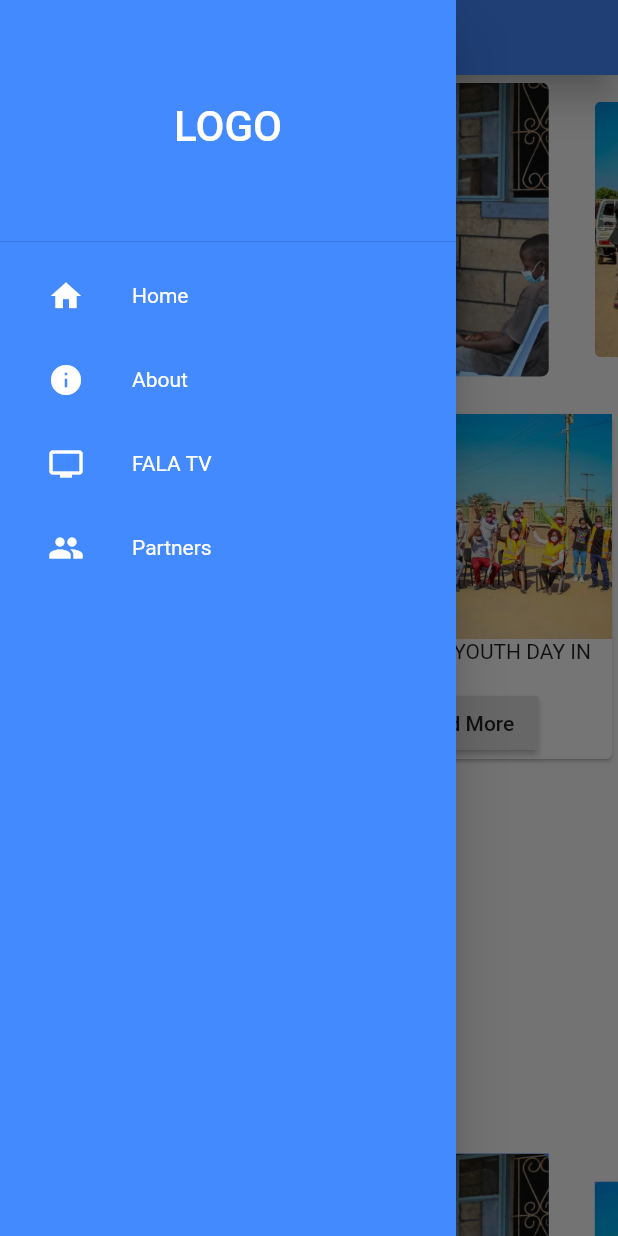
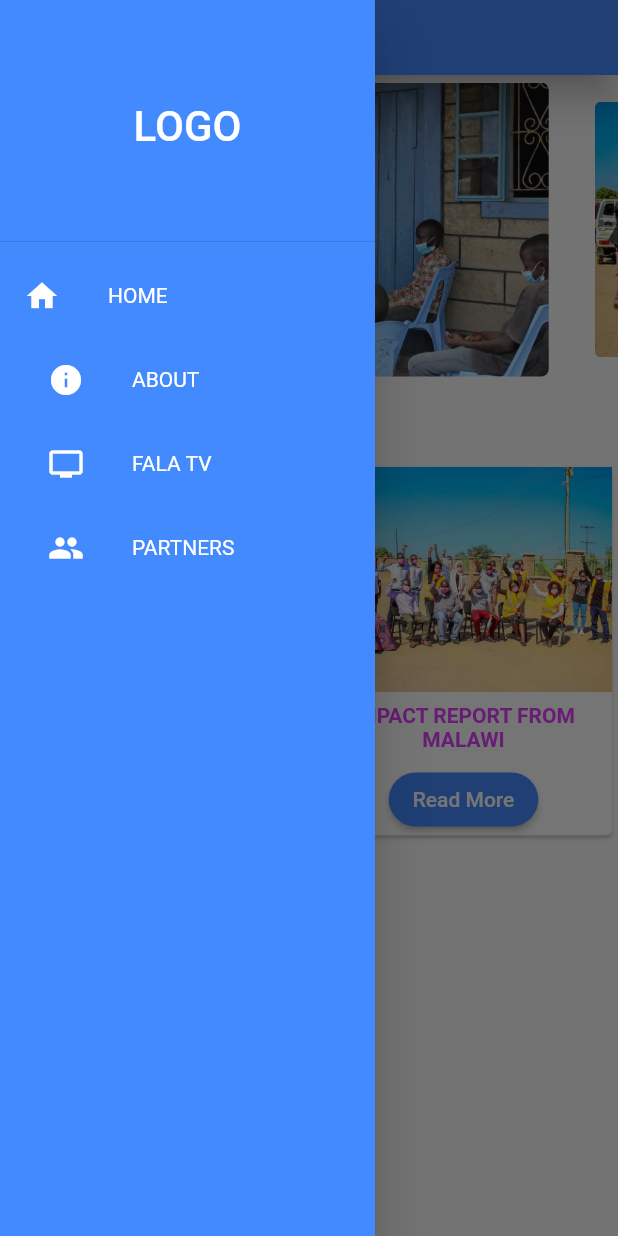
Before and after one commit to Sir-Deon/falf, a Flutter app: the screen it shows after launch, with the side drawer open, on a phone screen of 412 x 824 dp. Run offline on Flutter 3.47's test engine with Material 2 defaults, Android fonts, the phone set to English and light mode, and no system bars; drawn by our look-alikes of carousel_slider.

Commit message:
Update home page

```diff
--- a/lib/screens/customSidebar.dart
+++ b/lib/screens/customSidebar.dart
@@ -46,7 +46,7 @@ class CustomSidebar extends StatelessWidget {
         explicitChildNodes: true,
         label: label,
         child: ConstrainedBox(
-            constraints: const BoxConstraints.expand(width: 304.0),
+            constraints: const BoxConstraints.expand(width: 250.0),
             child: Material(
               color: Colors.blueAccent,
 
@@ -69,16 +69,22 @@ class CustomSidebar extends StatelessWidget {
                       ),
                     ),
                   ),
-                  FlatButton(
-                    onPressed: (){
-                      Navigator.push(context, MaterialPageRoute(builder:
-                      (context) => HomePage()));
+                  ListTile(
 
+                    leading: Icon(
+                      Icons.home,
+                      color: Colors.white,
+                    ),
+                    title: Text(
+                      "HOME",
+                      style: TextStyle(
+                          color: Colors.white, fontSize: 14.0, fontWeight: FontWeight.w400),
+                    ),
+                    onTap: () {
+                      Navigator.of(context).pop();
+                      if(this.currentPage == "HOME") return;
+                      Navigator.of(context).push(MaterialPageRoute(builder: (context) => HomePage()));
                     },
-                    child: sideNavList(
-                      icon: Icons.home,
-                      title: 'Home',
-                    ),
                   ),
                   FlatButton(
                     onPressed: (){
@@ -88,7 +94,7 @@ class CustomSidebar extends StatelessWidget {
                     },
                     child: sideNavList(
                         icon: Icons.info,
-                        title: 'About'
+                        title: 'ABOUT'
                         ,),
                   ),
                   FlatButton(
@@ -107,7 +113,7 @@ class CustomSidebar extends StatelessWidget {
                     },
                     child: sideNavList(
                         icon: Icons.people,
-                        title: 'Partners'),
+                        title: 'PARTNERS'),
                   ),
 
                 ],
--- a/lib/screens/homepage.dart
+++ b/lib/screens/homepage.dart
@@ -10,6 +10,12 @@ final List<String> imgList = [
   'images/nigeria.jpeg',
 ];
 
+final List<String> years = [
+  '2019',
+  '2018',
+  '2017'
+];
+
 class HomePage extends StatefulWidget {
   @override
   _HomePageState createState() => _HomePageState();
@@ -17,26 +23,23 @@ class HomePage extends StatefulWidget {
 
 class _HomePageState extends State<HomePage> {
   GlobalKey<ScaffoldState> _scaffoldKey = new GlobalKey<ScaffoldState>();
-  int _currentIndex=0;
+  int _currentIndex = 0;
   final CarouselController _controller = CarouselController();
-
-
-
 
   @override
   void initState() {
     super.initState();
   }
 
-
   @override
   Widget build(BuildContext context) {
     return Scaffold(
         key: _scaffoldKey,
-      appBar: CustomAppBar(scaffoldKey: _scaffoldKey,),
-      drawer: CustomSidebar(),
-      body: ListView(
-    children: <Widget>[
+        appBar: CustomAppBar(
+          scaffoldKey: _scaffoldKey,
+        ),
+        drawer: CustomSidebar(currentPage: 'HOME',),
+        body: ListView(children: <Widget>[
           CarouselSlider(
             options: CarouselOptions(
               autoPlay: true,
@@ -45,13 +48,20 @@ class _HomePageState extends State<HomePage> {
             ),
             items: heroImageSliders,
           ),
-    Text("Impact Reports"),
+          Container(
+              margin: EdgeInsets.only(top: 25.0, bottom: 5.0, left: 5.0),
+              child: Text(
+                "Impact Reports",
+                style: TextStyle(
+                    fontWeight: FontWeight.bold,
+                    fontSize: 18,
+                    color: Colors.grey.shade700),
+              )),
           Row(
             children: <Widget>[
               Expanded(
                 flex: 1,
                 child: Card(
-
                   child: Column(
                     children: <Widget>[
                       Image(
@@ -59,12 +69,26 @@ class _HomePageState extends State<HomePage> {
                         height: 150,
                         fit: BoxFit.cover,
                       ),
-                  Text("INTERNATION YOUTH DAY IN KENYA"),
+                      Padding(
+                        padding: const EdgeInsets.all(8.0),
+                        child: Text(
+                          "INTERNATIONAL YOUTH DAY IN KENYA",
+                          textAlign: TextAlign.center,
+                          style: TextStyle(
+                              color: Colors.purpleAccent,
+                              fontWeight: FontWeight.bold),
+                        ),
+                      ),
                       RaisedButton(
-                    onPressed: (){
-
-                    },
-                    child: Text("Read More"),
+                        color: Colors.blueAccent.shade200,
+                        shape: RoundedRectangleBorder(
+                            borderRadius:
+                                BorderRadius.all(Radius.circular(40))),
+                        onPressed: () {},
+                        child: Text(
+                          "Read More",
+                          style: TextStyle(color: Colors.white),
+                        ),
                       )
                     ],
                   ),
@@ -73,7 +97,6 @@ class _HomePageState extends State<HomePage> {
               Expanded(
                 flex: 1,
                 child: Card(
-
                   child: Column(
                     children: <Widget>[
                       Image(
@@ -81,12 +104,26 @@ class _HomePageState extends State<HomePage> {
                         height: 150,
                         fit: BoxFit.cover,
                       ),
-                  Text("INTERNATION YOUTH DAY IN KENYA"),
+                      Padding(
+                        padding: const EdgeInsets.all(8.0),
+                        child: Text(
+                          "IMPACT REPORT FROM MALAWI",
+                          textAlign: TextAlign.center,
+                          style: TextStyle(
+                              color: Colors.purpleAccent,
+                              fontWeight: FontWeight.bold),
+                        ),
+                      ),
                       RaisedButton(
-                    onPressed: (){
-
-                    },
-                    child: Text("Read More"),
+                        color: Colors.blueAccent.shade200,
+                        shape: RoundedRectangleBorder(
+                            borderRadius:
+                                BorderRadius.all(Radius.circular(40))),
+                        onPressed: () {},
+                        child: Text(
+                          "Read More",
+                          style: TextStyle(color: Colors.white),
+                        ),
                       )
                     ],
                   ),
@@ -99,7 +136,6 @@ class _HomePageState extends State<HomePage> {
               Expanded(
                 flex: 1,
                 child: Card(
-
                   child: Column(
                     children: <Widget>[
                       Image(
@@ -107,12 +143,26 @@ class _HomePageState extends State<HomePage> {
                         height: 150,
                         fit: BoxFit.cover,
                       ),
-                  Text("INTERNATION YOUTH DAY IN KENYA"),
+                      Padding(
+                        padding: const EdgeInsets.all(8.0),
+                        child: Text(
+                          "IMPACT REPORT FROM CALABAR, NIGERIA",
+                          textAlign: TextAlign.center,
+                          style: TextStyle(
+                              color: Colors.purpleAccent,
+                              fontWeight: FontWeight.bold),
+                        ),
+                      ),
                       RaisedButton(
-                    onPressed: (){
-
-                    },
-                    child: Text("Read More"),
+                        color: Colors.blueAccent.shade200,
+                        shape: RoundedRectangleBorder(
+                            borderRadius:
+                                BorderRadius.all(Radius.circular(40))),
+                        onPressed: () {},
+                        child: Text(
+                          "Read More",
+                          style: TextStyle(color: Colors.white),
+                        ),
                       )
                     ],
                   ),
@@ -124,9 +174,16 @@ class _HomePageState extends State<HomePage> {
               )
             ],
           ),
-      Text("FALA STAR WINNERS"),
-      Stack(
-        children: <Widget>[
+          Container(
+              margin: EdgeInsets.only(top: 25.0, bottom: 5.0, left: 5.0),
+              child: Text(
+                "FALA STAR WINNERS",
+                style: TextStyle(
+                    fontWeight: FontWeight.bold,
+                    fontSize: 18,
+                    color: Colors.grey.shade700),
+              )),
+          Stack(children: <Widget>[
             CarouselSlider(
               items: imageSliders,
               options: CarouselOptions(enlargeCenterPage: true, height: 300),
@@ -140,77 +197,80 @@ class _HomePageState extends State<HomePage> {
                   Flexible(
                     child: GestureDetector(
                       onTap: () => _controller.previousPage(),
-                    child: Icon(Icons.arrow_back_ios,
-                    color: Colors.white,),
+                      child: Icon(
+                        Icons.arrow_back_ios,
+                        color: Colors.white,
+                      ),
                     ),
                   ),
                   Flexible(
                     child: GestureDetector(
                       onTap: () => _controller.nextPage(),
-                    child: Icon(Icons.arrow_forward_ios,
-                      color: Colors.white,),                  ),
+                      child: Icon(
+                        Icons.arrow_forward_ios,
+                        color: Colors.white,
                       ),
-
+                    ),
+                  ),
                 ],
               ),
             )
-          ]
+          ]),
+          Container(
+              margin: EdgeInsets.only(top: 25.0, bottom: 5.0, left: 5.0),
+              child: Text(
+                "Contact Info",
+                style: TextStyle(
+                    fontWeight: FontWeight.bold,
+                    fontSize: 18,
+                    color: Colors.grey.shade700),
+              )),
+          Container(
+            color: Colors.purple.shade600,
+            child: Column(
+              children: <Widget>[
+                ListTile(
+                  leading: Icon(Icons.location_on, color: Colors.white,),
+                  title:  Text(
+                    "21/23 Ize Iyamu Street, Off Billings Way, Oregun,",
+                    style: TextStyle(color: Colors.white),
                   ),
 
-      Text("Contact us"),
-      Container(
-        color: Colors.purple,
-        child: Column(
-          children: <Widget>[
-            Row(
-mainAxisAlignment: MainAxisAlignment.center,
-              children: <Widget>[
-                Icon(Icons.location_on),
-                Text("21/23 Ize Iyamu Street, Off Billings Way, Oregun,",
-                style: TextStyle(color: Colors.white),)
-              ],
                 ),
-            Row(
-              mainAxisAlignment: MainAxisAlignment.center,
 
-              children: <Widget>[
-                Icon(Icons.pin_drop),
-                Text("Ikeja, Lagos, Nigeria",
-                    style: TextStyle(color: Colors.white))
-              ],
+                ListTile(
+                  leading: Icon(Icons.pin_drop, color: Colors.white,),
+                  title:  Text(
+                    "Ikeja, Lagos, Nigeria",
+                    style: TextStyle(color: Colors.white),
                   ),
-            Row(
-              mainAxisAlignment: MainAxisAlignment.center,
 
-              children: <Widget>[
-                Icon(Icons.email),
-                Text("info@futureafricaleadersfoundation.org",
-                    style: TextStyle(color: Colors.white))
-              ],
                 ),
-            Row(
-              mainAxisAlignment: MainAxisAlignment.center,
+                ListTile(
+                  leading: Icon(Icons.email, color: Colors.white,),
+                  title:  Text(
+                    "info@futureafricaleadersfoundation.org",
+                    style: TextStyle(color: Colors.white),
+                  ),
 
-              children: <Widget>[
-                Icon(Icons.call),
-                Text("+234 708 645 7899",
-                    style: TextStyle(color: Colors.white))
-              ],
-            )
+                ),
+                ListTile(
+                  leading: Icon(Icons.call, color: Colors.white,),
+                  title:  Text(
+                    "+234 708 645 7899",
+                    style: TextStyle(color: Colors.white),
+                  ),
+
+                ),
               ],
             ),
           )
-
-    ]
-      )
-
-
-
-    );
+        ]));
   }
 }
 
-final List<Widget> heroImageSliders = imgList.map((item) => Container(
+final List<Widget> heroImageSliders = imgList
+    .map((item) => Container(
           child: Container(
             margin: EdgeInsets.all(5.0),
             child: ClipRRect(
@@ -218,26 +278,30 @@ final List<Widget> heroImageSliders = imgList.map((item) => Container(
                 child: Stack(
                   children: <Widget>[
                     Image.asset(item, fit: BoxFit.cover, width: 1000.0),
+                  ],
+                )),
+          ),
+        ))
+    .toList();
 
-          ],
-        )
-    ),
-  ),
-)).toList();
-
-final List<Widget> imageSliders = imgList.map((item) => Container(
+final List<Widget> imageSliders = imgList
+    .map((item) => Container(
           child: Container(
-    color: Colors.blueAccent,
+            color: Colors.blueAccent.shade200,
             margin: EdgeInsets.all(5.0),
             child: ClipRRect(
                 borderRadius: BorderRadius.all(Radius.circular(5.0)),
                 child: Column(
                   children: <Widget>[
                     Image.asset(item, fit: BoxFit.cover, width: 1000.0),
-            Text("2019 FALA STAR WINNER")
-
+                    Container(
+                      padding: EdgeInsets.only(top: 10.0),
+                        child: Text("${years.elementAt(imgList.indexOf(item))
+                        } FALA STAR WINNER",
+                        style: TextStyle(color: Colors.white, fontWeight:
+                        FontWeight.bold),))
                   ],
-        )
+                )),
           ),
-  ),
-)).toList();
+        ))
+    .toList();
```
Lines whose indentation alone changed are shown as unchanged.
